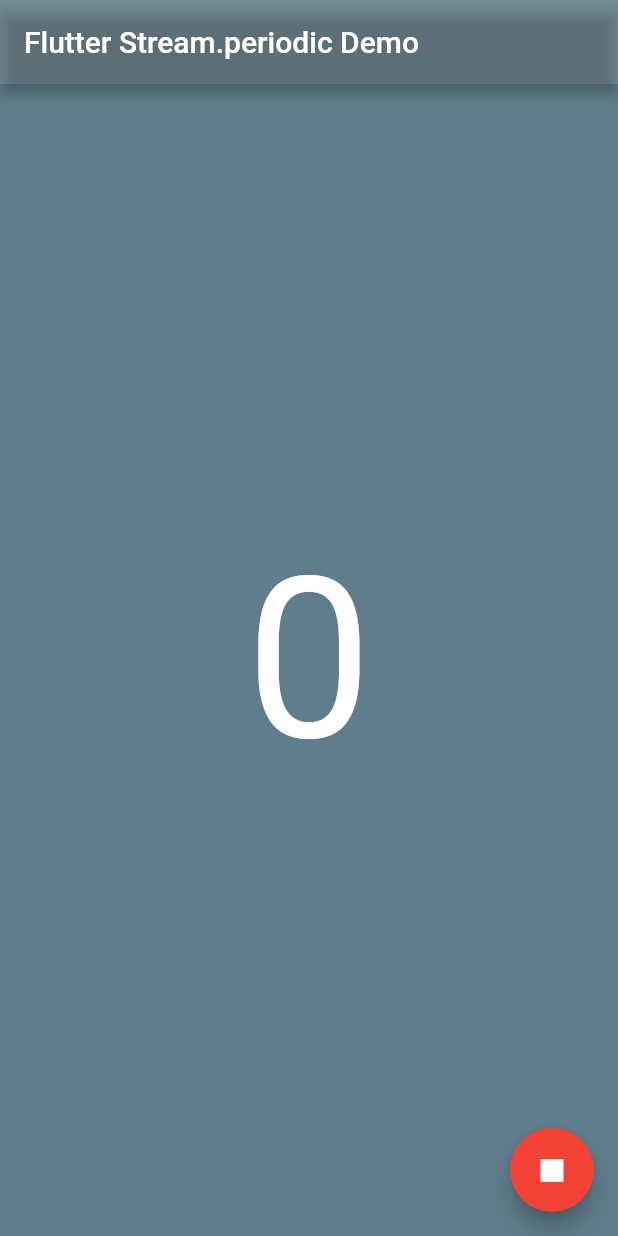
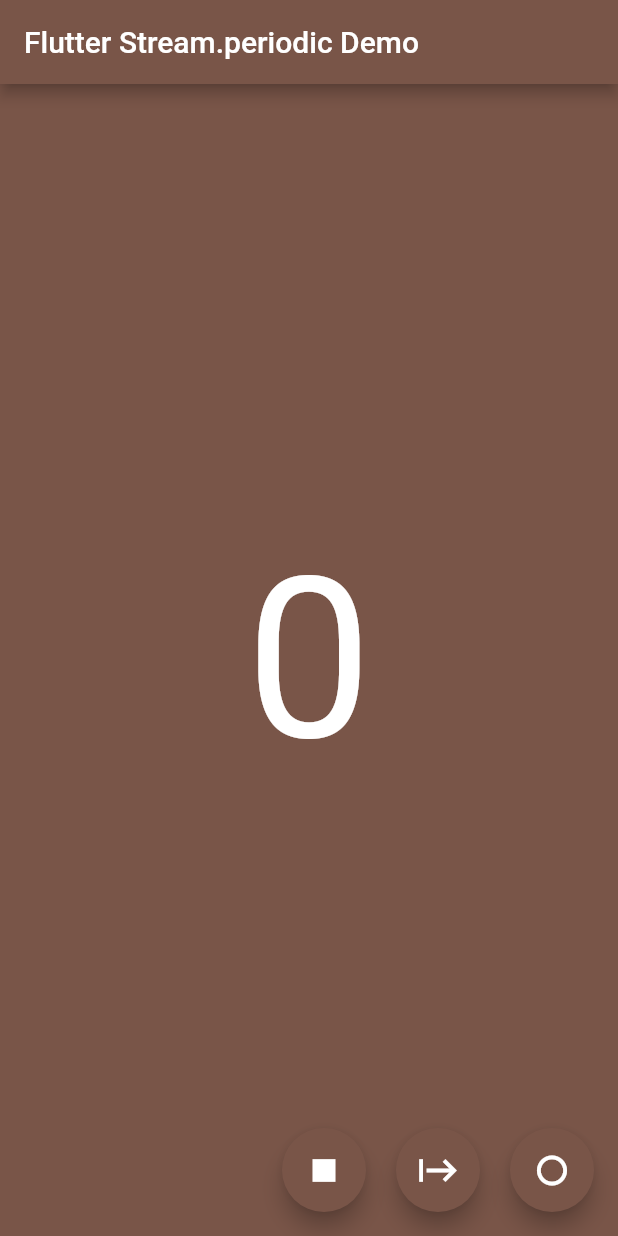
Before and after one commit to borsettoantonio/mysample, a Flutter app: the first screen one second after launch, on a phone screen of 412 x 824 dp. Run offline on Flutter 3.47's test engine with Material 2 defaults, Android fonts, the phone set to English and light mode, and no system bars.

```diff
--- a/lib/main.dart
+++ b/lib/main.dart
@@ -24,72 +24,82 @@ class HomeScreen extends StatefulWidget {
 }
 
 class _HomeScreenState extends State<HomeScreen> {
-  final Stream _myStream =
-      Stream.periodic(const Duration(seconds: 1), (int count) {
-    return count;
-  });
-  late StreamSubscription _sub;
+  late final StreamController<int> controller;
+
   bool end = false;
+  bool on = true;
 
   int _computationCount = 0;
 
-  Color _bgColor = Colors.blueGrey;
-
-  @override
-  void initState() {
-    /*
-    _sub = _myStream.listen((event) {
-      setState(() {
-        _computationCount = event;
-        _bgColor = Colors.primaries[Random().nextInt(Colors.primaries.length)];
-      });
-    });
-    */
-    // oppure ...
-    f1();
-    super.initState();
-  }
-
-  void f1() async {
-    await for (var val in _myStream) {
-      if(end) break;
-      setState(() {
-        _computationCount = val;
-        _bgColor = Colors.primaries[Random().nextInt(Colors.primaries.length)];
+  void parti() async {
+    while (!end) {
+      await Future.delayed(const Duration(seconds: 1), () {
+        if (on) controller.add(++_computationCount);
       });
     }
   }
 
   @override
-  void dispose() {
-    _sub.cancel();
-    super.dispose();
+  void initState() {
+    controller = StreamController<int>(
+      onListen: parti,
+    );
+    super.initState();
   }
 
   @override
   Widget build(BuildContext context) {
+    return StreamBuilder(
+      initialData: 0,
+      stream: controller.stream,
+      builder: (context, AsyncSnapshot<int> snapshot) {
+        var bgColor =
+            Colors.primaries[Random().nextInt(Colors.primaries.length)];
         return Scaffold(
-      backgroundColor: _bgColor,
+          backgroundColor: bgColor,
           appBar: AppBar(
             automaticallyImplyLeading: false,
             title: const Text('Flutter Stream.periodic Demo'),
-        backgroundColor: Colors.white12,
+            backgroundColor: bgColor,
           ),
           body: Center(
             child: Text(
-          _computationCount.toString(),
+              snapshot.data.toString(),
               style: const TextStyle(fontSize: 150, color: Colors.white),
             ),
           ),
-      floatingActionButton: FloatingActionButton(
-        backgroundColor: Colors.red,
+          floatingActionButton: Row(
+            mainAxisAlignment: MainAxisAlignment.end,
+            children: [
+            FloatingActionButton(
+              backgroundColor: bgColor,
               child: const Icon(
                 Icons.stop,
                 size: 30,
               ),
-        //onPressed: () => _sub.cancel(),
-        onPressed: () => end=true,
+              onPressed: () => on = false,
             ),
+            const SizedBox(width:20),
+            FloatingActionButton(
+              backgroundColor: bgColor,
+              child: const Icon(
+                Icons.start,
+                size: 30,
+              ),
+              onPressed: () => on = true,
+            ),
+            const SizedBox(width:20),
+            FloatingActionButton(
+              backgroundColor: bgColor,
+              child: const Icon(
+                Icons.fiber_manual_record_outlined ,
+                size: 30,
+              ),
+              onPressed: () => end = true,
+            ),
+          ]),
+        );
+      },
     );
   }
 }
```
Also changed, not shown: 1 other file. Lines whose indentation alone changed are shown as unchanged.
